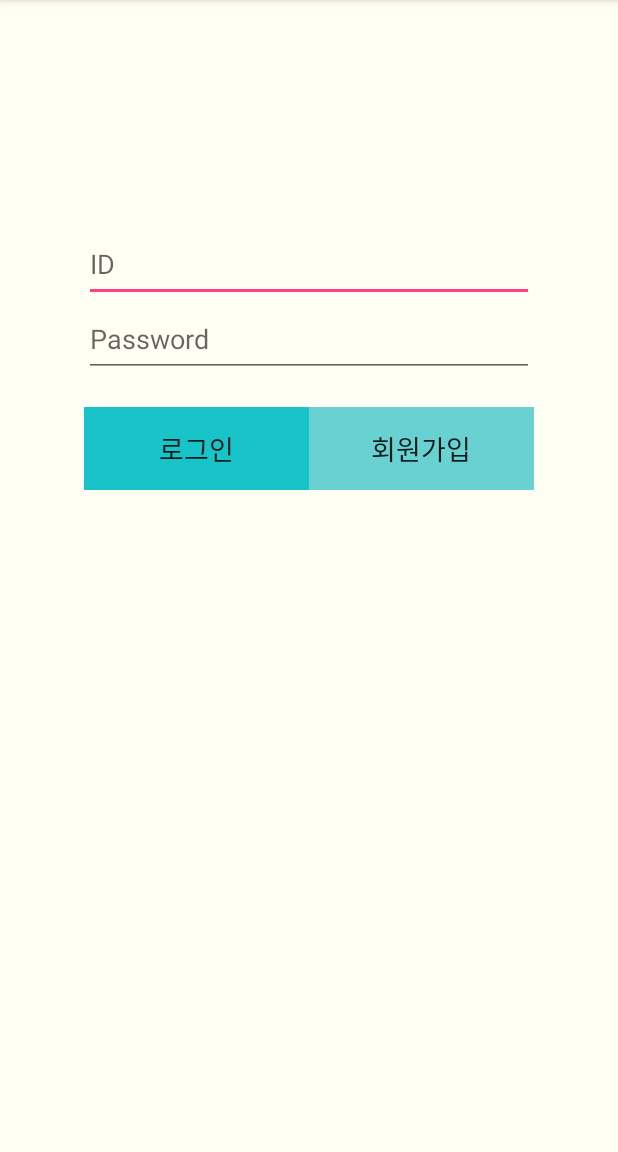
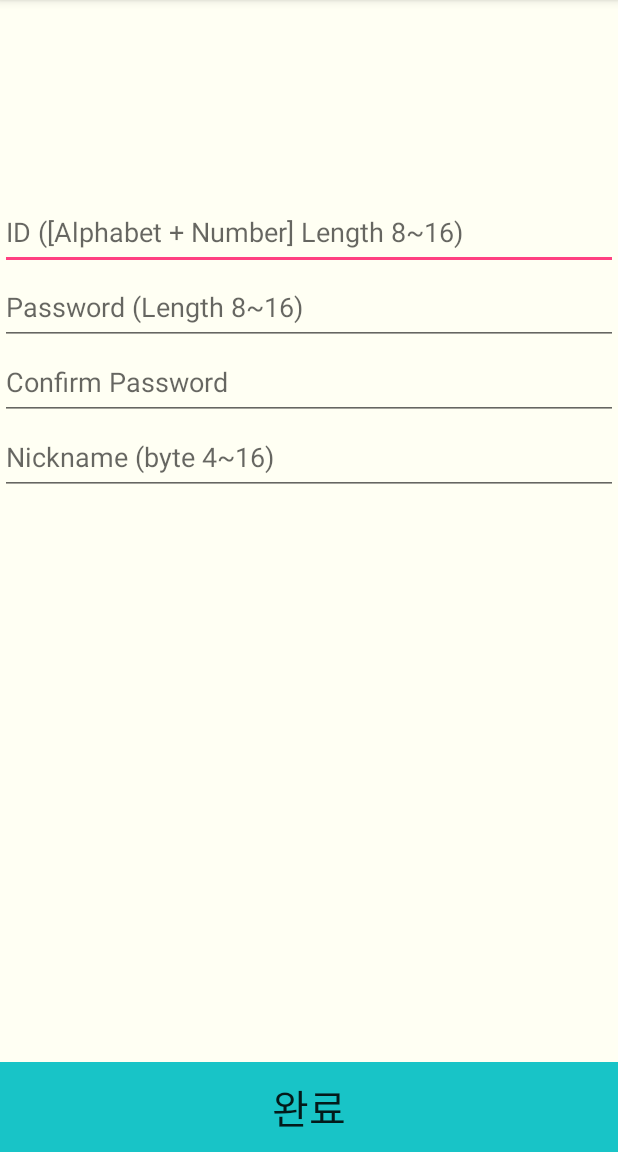
Before and after one commit to ssove/SWengineering, an Android app: the LoginActivity screen opened directly, with no data from a screen before it, after a tap on "회원가입", on a phone screen of 412 x 824 dp, the part 84-1236 px from its top. Run offline under Robolectric (Android 15) with nearby library versions, the phone set to English and light mode, and no system bars.

Commit message:
Modify Login & Create Signup

```diff
--- a/android/ShareTaxi/app/src/main/java/com/example/hiros/sharetaxi/LoginActivity.java
+++ b/android/ShareTaxi/app/src/main/java/com/example/hiros/sharetaxi/LoginActivity.java
@@ -1,13 +1,12 @@
 package com.example.hiros.sharetaxi;
 
+import android.app.Activity;
 import android.content.Intent;
 import android.content.SharedPreferences;
 import android.support.v7.app.AppCompatActivity;
 import android.os.Bundle;
 import android.view.View;
 import android.widget.Button;
-import android.widget.CheckBox;
-import android.widget.CompoundButton;
 import android.widget.EditText;
 import android.widget.Toast;
 
@@ -20,17 +19,14 @@ public class LoginActivity extends AppCompatActivity {
     Button login;
     Button signup;
 
-    static final int ID_MIN_LENGTH = 8;
-    static final int ID_MAX_LENGTH = 16;
-    static final int PW_MIN_LENGTH = 8;
-    static final int PW_MAX_LENGTH = 16;
+    static final int SIGNUP_REQUEST = 123;
 
     @Override
     protected void onCreate(Bundle savedInstanceState) {
         super.onCreate(savedInstanceState);
         setContentView(R.layout.activity_login);
 
-        pref = getSharedPreferences("myFile", this.MODE_PRIVATE);
+        pref = getSharedPreferences("myFile", Activity.MODE_PRIVATE);
 
         idInput = (EditText) findViewById(R.id.emailInput);
         passwordInput = (EditText) findViewById(R.id.passwordInput);
@@ -60,17 +56,8 @@ public class LoginActivity extends AppCompatActivity {
                 int id = v.getId();
                 switch (id) {
                     case R.id.signupButton:
-                        String userId = idInput.getText().toString();
-                        String password = passwordInput.getText().toString();
-                        Boolean isSignupValidation = signupValidation(userId, password);
-
-                        if(isSignupValidation == true) {
-                            editor = pref.edit();
-                            editor.putString("id", userId);
-                            editor.putString("pw", password);
-                            editor.commit();
-                            Toast.makeText(LoginActivity.this, "Success Sign Up", Toast.LENGTH_LONG).show();
-                        }
+                        Intent intent = new Intent(LoginActivity.this, SignupActivity.class);
+                        startActivityForResult(intent, SIGNUP_REQUEST);
                         break;
                 }
             }
@@ -95,61 +82,4 @@ public class LoginActivity extends AppCompatActivity {
         }
     }
 
-    private boolean signupValidation(String id, String password) {
-
-        if (pref.getString("id", "").equals(id)) {
-            Toast.makeText(LoginActivity.this, "Already registered ID", Toast.LENGTH_LONG).show();
-            return false;
-        }
-
-        if (checkInputOnlyNumberAndAlphabet(id) == false) {
-            Toast.makeText(LoginActivity.this, "Please only number and alphabet ID", Toast.LENGTH_LONG).show();
-            return false;
-        } else if (checkInputOnlyNumberAndAlphabet(password) == false) {
-            Toast.makeText(LoginActivity.this, "Please only number and alphabet Password ", Toast.LENGTH_LONG).show();
-            return false;
-        }
-
-        if (id.length() < ID_MIN_LENGTH || id.length() > ID_MAX_LENGTH) {
-            if (password.length() < PW_MIN_LENGTH || password.length() > PW_MAX_LENGTH) {
-                Toast.makeText(LoginActivity.this, "Please ID & Password length 8~16, ", Toast.LENGTH_LONG).show();
-                return false;
-            } else {
-                Toast.makeText(LoginActivity.this, "Please ID length 8~16, ", Toast.LENGTH_LONG).show();
-                return false;
-            }
-        } else {
-            if (password.length() < PW_MIN_LENGTH || password.length() > PW_MAX_LENGTH) {
-                Toast.makeText(LoginActivity.this, "Please Password length 8~16, ", Toast.LENGTH_LONG).show();
-                return false;
-            }
-        }
-
-        return true;
-    }
-
-    private boolean checkInputOnlyNumberAndAlphabet(String textInput) {
-        char chrInput;
-
-        for (int i = 0; i < textInput.length(); i++) {
-            chrInput = textInput.charAt(i); // 입력받은 텍스트에서 문자 하나하나 가져와서 체크
-
-            if (chrInput >= 0x61 && chrInput <= 0x7A) {
-                // 영문(소문자) OK!
-            }
-            else if (chrInput >=0x41 && chrInput <= 0x5A) {
-                // 영문(대문자) OK!
-            }
-            else if (chrInput >= 0x30 && chrInput <= 0x39) {
-                // 숫자 OK!
-            }
-            else {
-                return false;   // 영문자도 아니고 숫자도 아님!
-            }
-        }
-
-        return true;
-    }
-
-
 }
--- /dev/null
+++ b/android/ShareTaxi/app/src/main/java/com/example/hiros/sharetaxi/SignupActivity.java
@@ -0,0 +1,190 @@
+package com.example.hiros.sharetaxi;
+
+import android.app.Activity;
+import android.content.SharedPreferences;
+import android.support.v7.app.AppCompatActivity;
+import android.os.Bundle;
+import android.text.Editable;
+import android.text.TextWatcher;
+import android.view.View;
+import android.widget.Button;
+import android.widget.EditText;
+import android.widget.Toast;
+
+import com.google.android.gms.common.util.Strings;
+
+public class SignupActivity extends AppCompatActivity {
+
+    EditText idInput, passwordInput, confirmPasswordInput, nickNameInput;
+    Button completeSignUp;
+
+    SharedPreferences pref;
+    SharedPreferences.Editor editor;
+
+    Toast refreshToast;
+
+    static final int ID_MIN_LENGTH = 8;
+    static final int ID_MAX_LENGTH = 16;
+    static final int PW_MIN_LENGTH = 8;
+    static final int PW_MAX_LENGTH = 16;
+    static final int NICKNAME_MIN_BYTE = 4;
+    static final int NICKNAME_MAX_BYTE = 16;
+
+    @Override
+    protected void onCreate(Bundle savedInstanceState) {
+        super.onCreate(savedInstanceState);
+        setContentView(R.layout.activity_signup);
+
+        pref = getSharedPreferences("myFile", Activity.MODE_PRIVATE);
+
+        idInput = (EditText) findViewById(R.id.signup_emailInput);
+        passwordInput = (EditText) findViewById(R.id.signup_passwordInput);
+        confirmPasswordInput = (EditText) findViewById(R.id.signup_confirmPasswordInput);
+        nickNameInput = (EditText) findViewById(R.id.signup_nickNameInput);
+
+        confirmPasswordInput.addTextChangedListener(new TextWatcher() {
+
+            @Override
+            public void beforeTextChanged(CharSequence s, int start, int count, int after) {
+
+            }
+
+            // 비밀번호와 비밀번호확인에 텍스트 입력 될때마다 동일한지 검사
+            @Override
+            public void onTextChanged(CharSequence s, int start, int before, int count) {
+                String password = passwordInput.getText().toString();
+                String confirm = confirmPasswordInput.getText().toString();
+
+                if( password.equals(confirm) ) {
+                    if (refreshToast == null) {
+                        refreshToast =  Toast.makeText(SignupActivity.this, "Password match", Toast.LENGTH_LONG);
+                    } else {
+                        refreshToast.setText("Password match");
+                    }
+                    refreshToast.show();
+                } else {
+                    if (refreshToast == null) {
+                        refreshToast =  Toast.makeText(SignupActivity.this, "Password do not match", Toast.LENGTH_LONG);
+                    } else {
+                        refreshToast.setText("Password do not match");
+                    }
+                    refreshToast.show();
+                }
+            }
+
+            @Override
+            public void afterTextChanged(Editable s) {
+
+            }
+        });
+
+        completeSignUp = (Button)findViewById(R.id.btn_completeSignUp);
+        completeSignUp.setOnClickListener(new View.OnClickListener() {
+            public void onClick(View v) {
+                int id = v.getId();
+                switch (id) {
+                    case R.id.btn_completeSignUp:
+                        String userId = idInput.getText().toString();
+                        String password = passwordInput.getText().toString();
+                        String nickname = nickNameInput.getText().toString();
+                        Boolean isSignupValidation = signupValidation(userId, password, nickname);
+
+                        if(isSignupValidation == true) {
+                            editor = pref.edit();
+                            editor.putString("id", userId);
+                            editor.putString("pw", password);
+                            editor.putString("nickname", nickname);
+                            editor.commit();
+                            finish();
+                        }
+
+                        break;
+                }
+            }
+        });
+    }
+
+    private boolean signupValidation(String id, String password, String nickname) {
+
+        if (pref.getString("id", "").equals(id)) {
+            Toast.makeText(SignupActivity.this, "Already registered ID", Toast.LENGTH_LONG).show();
+            return false;
+        }
+
+        if (checkInputOnlyNumberAndAlphabet(id) == false) {
+            Toast.makeText(SignupActivity.this, "Please only number and alphabet ID", Toast.LENGTH_LONG).show();
+            return false;
+        } else if (checkInputOnlyNumberAndAlphabet(password) == false) {
+            Toast.makeText(SignupActivity.this, "Please only number and alphabet Password", Toast.LENGTH_LONG).show();
+            return false;
+        }
+
+        if (id.length() < ID_MIN_LENGTH || id.length() > ID_MAX_LENGTH) {
+            if (password.length() < PW_MIN_LENGTH || password.length() > PW_MAX_LENGTH) {
+                Toast.makeText(SignupActivity.this, "Please ID & Password length 8~16", Toast.LENGTH_LONG).show();
+                return false;
+            } else {
+                Toast.makeText(SignupActivity.this, "Please ID length 8~16", Toast.LENGTH_LONG).show();
+                return false;
+            }
+        } else {
+            if (password.length() < PW_MIN_LENGTH || password.length() > PW_MAX_LENGTH) {
+                Toast.makeText(SignupActivity.this, "Please Password length 8~16", Toast.LENGTH_LONG).show();
+                return false;
+            }
+        }
+
+
+        if(getByteLength(nickname) > NICKNAME_MAX_BYTE || getByteLength(nickname) < NICKNAME_MIN_BYTE)
+        {
+            Toast.makeText(SignupActivity.this, "Please Nickname byte 4~16", Toast.LENGTH_LONG).show();
+            return false;
+        }
+
+        return true;
+    }
+
+    private boolean checkInputOnlyNumberAndAlphabet(String textInput) {
+        char chrInput;
+
+        for (int i = 0; i < textInput.length(); i++) {
+            chrInput = textInput.charAt(i); // 입력받은 텍스트에서 문자 하나하나 가져와서 체크
+
+            if (chrInput >= 0x61 && chrInput <= 0x7A) {
+                // 영문(소문자) OK!
+            }
+            else if (chrInput >=0x41 && chrInput <= 0x5A) {
+                // 영문(대문자) OK!
+            }
+            else if (chrInput >= 0x30 && chrInput <= 0x39) {
+                // 숫자 OK!
+            }
+            else {
+                return false;   // 영문자도 아니고 숫자도 아님!
+            }
+        }
+
+        return true;
+    }
+
+
+    /**
+     * String code point를 이용한 한글/영어 구분으로 바이트 단위 길이 체크합니다.
+     *
+     * @param string the string
+     * @return ex) 가나다 == 6, abcd = 4
+     */
+    private int getByteLength(String string) {
+        if (Strings.isEmptyOrWhitespace(string)) {
+            return 0;
+        }
+
+        int length = string.length();
+        int charLength = 0;
+        for (int i = 0; i < length; i++) {
+            charLength += string.codePointAt(i) > 0x00ff ? 2 : 1;
+        }
+
+        return charLength;
+    }
+}
--- a/android/ShareTaxi/app/src/main/res/layout/activity_login.xml
+++ b/android/ShareTaxi/app/src/main/res/layout/activity_login.xml
@@ -22,7 +22,7 @@
         android:id="@+id/passwordInput"
         android:layout_centerHorizontal="true"
         android:hint="Password"
-        android:password="true"
+        android:inputType="textPassword"
         android:layout_below="@+id/emailInput" />
 
     <Button
--- a/android/ShareTaxi/app/src/main/res/layout/activity_main.xml
+++ b/android/ShareTaxi/app/src/main/res/layout/activity_main.xml
@@ -28,7 +28,8 @@
         android:id="@+id/edit_nknm"
         android:layout_gravity="center"
         android:layout_width="300dp"
-        android:layout_height="wrap_content" />
+        android:layout_height="wrap_content"
+        />
 
     <TextView
         android:layout_width="wrap_content"
--- /dev/null
+++ b/android/ShareTaxi/app/src/main/res/layout/activity_signup.xml
@@ -0,0 +1,56 @@
+<?xml version="1.0" encoding="utf-8"?>
+<RelativeLayout xmlns:android="http://schemas.android.com/apk/res/android"
+    xmlns:app="http://schemas.android.com/apk/res-auto"
+    android:layout_width="match_parent"
+    android:layout_height="match_parent"
+    android:background="#FFFFF3"
+    android:orientation="vertical">
+
+
+
+    <EditText
+        android:layout_width="match_parent"
+        android:layout_height="50dp"
+        android:id="@+id/signup_emailInput"
+        android:layout_centerHorizontal="true"
+        android:hint="ID ([Alphabet + Number] Length 8~16)"
+        android:layout_marginTop="130dp" />
+
+    <EditText
+        android:layout_width="match_parent"
+        android:layout_height="50dp"
+        android:id="@+id/signup_passwordInput"
+        android:layout_centerHorizontal="true"
+        android:hint="Password (Length 8~16)"
+        android:inputType="textPassword"
+        android:layout_below="@+id/signup_emailInput" />
+
+    <EditText
+        android:layout_width="match_parent"
+        android:layout_height="50dp"
+        android:id="@+id/signup_confirmPasswordInput"
+        android:layout_centerHorizontal="true"
+        android:hint="Confirm Password"
+        android:inputType="textPassword"
+        android:layout_below="@+id/signup_passwordInput" />
+
+    <EditText
+        android:layout_width="match_parent"
+        android:layout_height="50dp"
+        android:id="@+id/signup_nickNameInput"
+        android:layout_centerHorizontal="true"
+        android:hint="Nickname (byte 4~16)"
+        android:layout_below="@+id/signup_confirmPasswordInput" />
+
+    <Button
+        android:id="@+id/btn_completeSignUp"
+        android:layout_width="match_parent"
+        android:layout_height="wrap_content"
+        android:background="@drawable/button1"
+        android:gravity="center"
+        android:layout_alignParentBottom="true"
+        android:layout_centerHorizontal="true"
+        android:text="완료"
+        android:textSize="12pt"/>
+
+</RelativeLayout>
```
Also changed, not shown: android/ShareTaxi/app/src/main/AndroidManifest.xml (+10 -7 lines), android/ShareTaxi/app/src/main/java/com/example/hiros/sharetaxi/MainActivity.java (+9 -0 lines).
